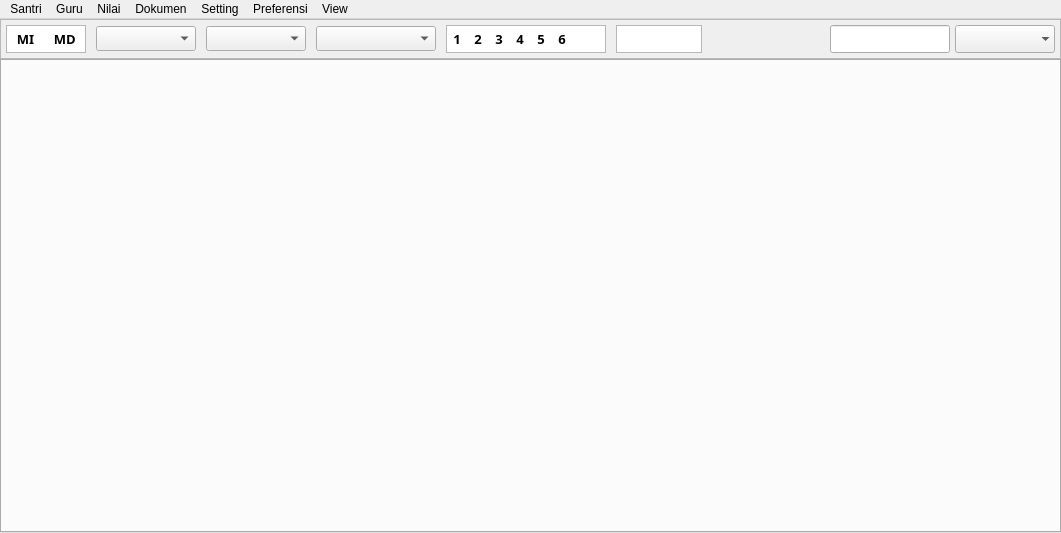
Old version of the form ui/sources/main.ui in the repository asjach/db_app.
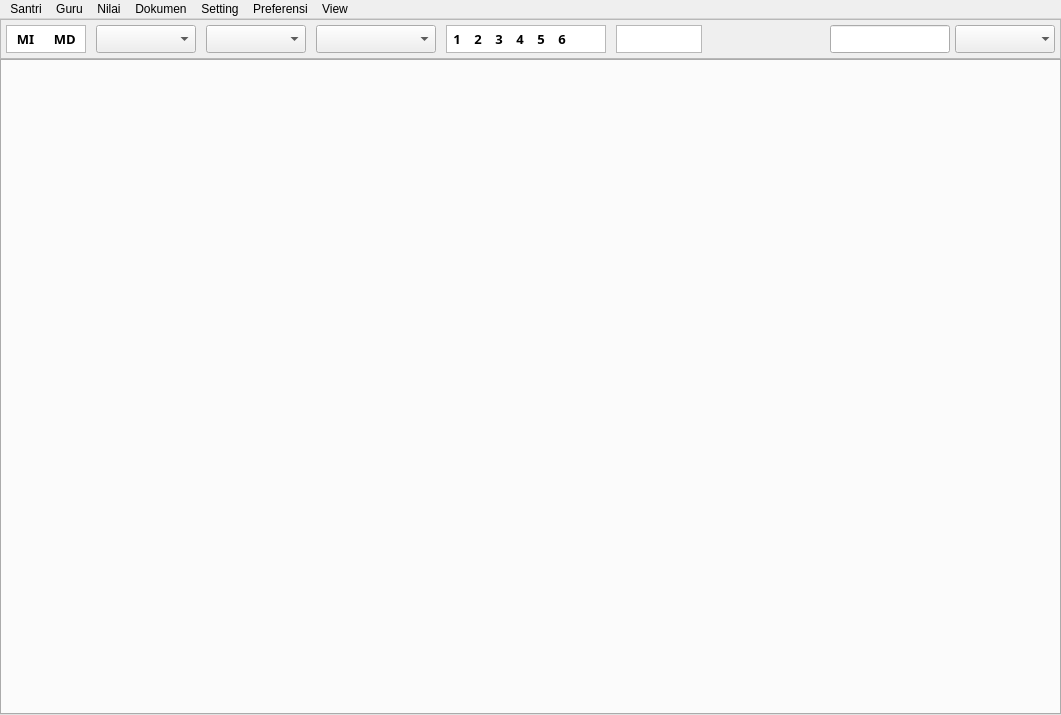
New version of the form.

Patch:
```diff
--- a/ui/sources/main.ui
+++ b/ui/sources/main.ui
@@ -7,7 +7,7 @@
     <x>0</x>
     <y>0</y>
     <width>1061</width>
-    <height>533</height>
+    <height>715</height>
    </rect>
   </property>
   <property name="windowTitle">
@@ -94,7 +94,7 @@
            <number>0</number>
           </property>
           <property name="rightMargin">
-           <number>5</number>
+           <number>0</number>
           </property>
           <property name="bottomMargin">
            <number>0</number>
@@ -344,7 +344,7 @@
             <property name="minimumSize">
              <size>
               <width>100</width>
-              <height>25</height>
+              <height>28</height>
              </size>
             </property>
             <property name="font">
@@ -628,7 +628,7 @@
             <property name="minimumSize">
              <size>
               <width>100</width>
-              <height>25</height>
+              <height>28</height>
              </size>
             </property>
             <property name="font">
@@ -684,7 +684,7 @@
             <property name="minimumSize">
              <size>
               <width>120</width>
-              <height>25</height>
+              <height>28</height>
              </size>
             </property>
             <property name="font">
```
Left out of the diff: 12 changed lines with no effect on the pictures.
